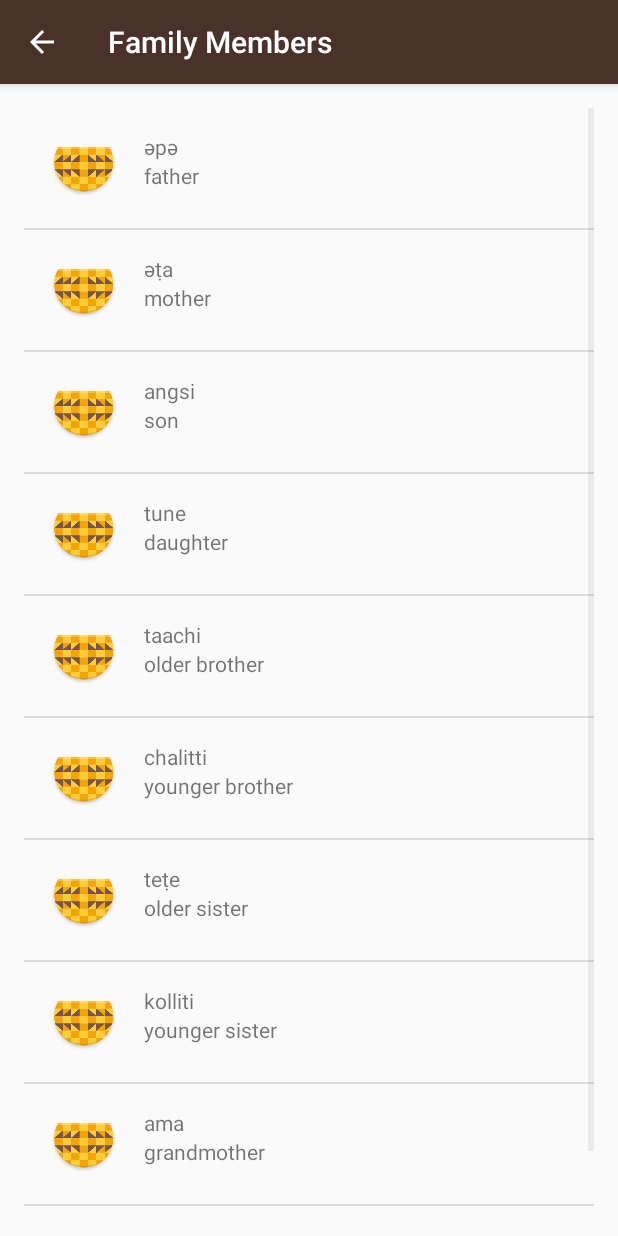
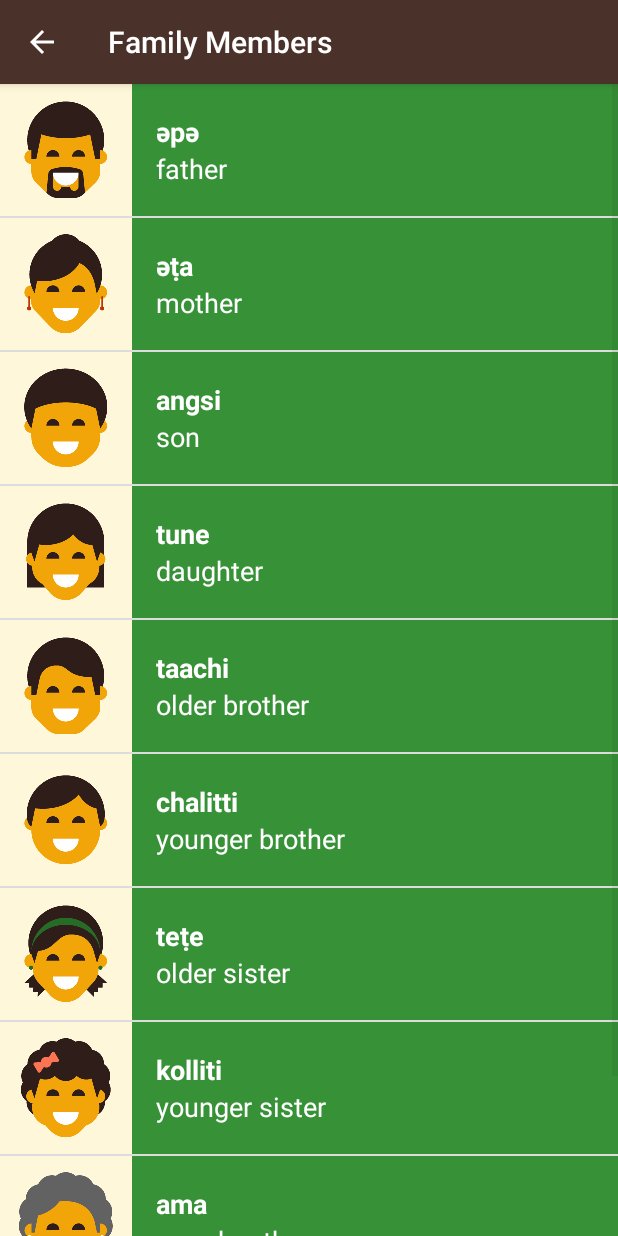
Before and after one commit to amaliaman/Miwok, an Android app: the FamilyActivity screen opened directly, with no data from a screen before it, on a phone screen of 412 x 824 dp. Run offline under Robolectric (Android 15) with nearby library versions, the phone set to English and light mode, and no system bars.

Commit message:
Finish visual polish

```diff
--- a/app/src/main/java/com/example/android/miwok/FamilyActivity.java
+++ b/app/src/main/java/com/example/android/miwok/FamilyActivity.java
@@ -14,18 +14,18 @@ public class FamilyActivity extends AppCompatActivity {
         setContentView(R.layout.word_list);
 
         ArrayList<Word> words = new ArrayList<>();
-        words.add(new Word("father", "әpә"));
-        words.add(new Word("mother", "әṭa"));
-        words.add(new Word("son", "angsi"));
-        words.add(new Word("daughter", "tune"));
-        words.add(new Word("older brother", "taachi"));
-        words.add(new Word("younger brother", "chalitti"));
-        words.add(new Word("older sister", "teṭe"));
-        words.add(new Word("younger sister", "kolliti"));
-        words.add(new Word("grandmother ", "ama"));
-        words.add(new Word("grandfather", "paapa"));
+        words.add(new Word("father", "әpә", R.drawable.family_father));
+        words.add(new Word("mother", "әṭa", R.drawable.family_mother));
+        words.add(new Word("son", "angsi", R.drawable.family_son));
+        words.add(new Word("daughter", "tune", R.drawable.family_daughter));
+        words.add(new Word("older brother", "taachi", R.drawable.family_older_brother));
+        words.add(new Word("younger brother", "chalitti", R.drawable.family_younger_brother));
+        words.add(new Word("older sister", "teṭe", R.drawable.family_older_sister));
+        words.add(new Word("younger sister", "kolliti", R.drawable.family_younger_sister));
+        words.add(new Word("grandmother ", "ama", R.drawable.family_grandmother));
+        words.add(new Word("grandfather", "paapa", R.drawable.family_grandfather));
 
-        WordAdapter itemsAdapter = new WordAdapter(this, words);
+        WordAdapter itemsAdapter = new WordAdapter(this, words, R.color.category_family);
         ListView listView = findViewById(R.id.list);
         if (listView != null) {
             listView.setAdapter(itemsAdapter);
--- a/app/src/main/java/com/example/android/miwok/PhrasesActivity.java
+++ b/app/src/main/java/com/example/android/miwok/PhrasesActivity.java
@@ -25,7 +25,7 @@ public class PhrasesActivity extends AppCompatActivity {
         words.add(new Word("Let’s go.", "yoowutis"));
         words.add(new Word("Come here.", "әnni'nem"));
 
-        WordAdapter itemsAdapter = new WordAdapter(this, words);
+        WordAdapter itemsAdapter = new WordAdapter(this, words, R.color.category_phrases);
         ListView listView = findViewById(R.id.list);
         if (listView != null) {
             listView.setAdapter(itemsAdapter);
--- a/app/src/main/java/com/example/android/miwok/Word.java
+++ b/app/src/main/java/com/example/android/miwok/Word.java
@@ -9,7 +9,9 @@ public class Word {
 
     private String mDefaultTranslation;
     private String mMiwokTranslation;
-    private int mImageResourceId;
+    private int mImageResourceId = NO_IMAGE_RESOURCE;
+
+    private static final int NO_IMAGE_RESOURCE = -1;
 
     /**
      * Constructor - Word class
@@ -20,6 +22,19 @@ public class Word {
     Word(String defaultTranslation, String miwokTranslation) {
         this.mDefaultTranslation = defaultTranslation;
         this.mMiwokTranslation = miwokTranslation;
+    }
+
+    /**
+     * Constructor with image resource ID
+     *
+     * @param defaultTranslation default translation
+     * @param miwokTranslation   Miwok translation
+     * @param imageResourceId    image resource ID
+     */
+    Word(String defaultTranslation, String miwokTranslation, int imageResourceId) {
+        this.mDefaultTranslation = defaultTranslation;
+        this.mMiwokTranslation = miwokTranslation;
+        this.mImageResourceId = imageResourceId;
     }
 
     /**
@@ -37,7 +52,7 @@ public class Word {
     }
 
     /**
-     * @return image reource ID
+     * @return image resource ID
      */
     public int getImageResourceId() {
         return mImageResourceId;
@@ -47,4 +62,11 @@ public class Word {
     public String toString() {
         return mDefaultTranslation + " - " + mMiwokTranslation;
     }
+
+    /**
+     * @return whether this word has an image or not
+     */
+    public boolean hasImage() {
+        return mImageResourceId != NO_IMAGE_RESOURCE;
+    }
 }
--- a/app/src/main/java/com/example/android/miwok/WordAdapter.java
+++ b/app/src/main/java/com/example/android/miwok/WordAdapter.java
@@ -3,10 +3,13 @@ package com.example.android.miwok;
 import android.app.Activity;
 import android.support.annotation.NonNull;
 import android.support.annotation.Nullable;
+import android.support.v4.content.ContextCompat;
 import android.view.LayoutInflater;
 import android.view.View;
 import android.view.ViewGroup;
 import android.widget.ArrayAdapter;
+import android.widget.ImageView;
+import android.widget.LinearLayout;
 import android.widget.TextView;
 
 import java.util.ArrayList;
@@ -18,8 +21,11 @@ import java.util.ArrayList;
 
 public class WordAdapter extends ArrayAdapter<Word> {
 
-    WordAdapter(@NonNull Activity context, ArrayList<Word> words) {
+    private int mCategoryColorId;
+
+    WordAdapter(@NonNull Activity context, ArrayList<Word> words, int categoryColor) {
         super(context, 0, words);
+        this.mCategoryColorId = categoryColor;
     }
 
     @NonNull
@@ -47,6 +53,21 @@ public class WordAdapter extends ArrayAdapter<Word> {
             numberTextView.setText(currentWord.getDefaultTranslation());
         }
 
+        ImageView wordImageView = listItemView.findViewById(R.id.word_image);
+        if (currentWord != null) {
+            if (currentWord.hasImage()) {
+                wordImageView.setImageResource(currentWord.getImageResourceId());
+                wordImageView.setVisibility(View.VISIBLE);
+            } else {
+                wordImageView.setVisibility(View.GONE);
+            }
+        }
+
+        // set the correct background color
+        LinearLayout wordText = listItemView.findViewById(R.id.word_text);
+        int color = ContextCompat.getColor(getContext(), mCategoryColorId);
+        wordText.setBackgroundColor(color);
+
         return listItemView;
     }
 }
--- a/app/src/main/res/layout/list_item.xml
+++ b/app/src/main/res/layout/list_item.xml
@@ -1,33 +1,40 @@
 <?xml version="1.0" encoding="utf-8"?>
 <LinearLayout xmlns:android="http://schemas.android.com/apk/res/android"
     xmlns:tools="http://schemas.android.com/tools"
-    android:layout_width="match_parent"
-    android:layout_height="match_parent"
-    android:padding="@dimen/activity_horizontal_margin">
+    android:layout_height="wrap_content"
+    style="@style/ListItem">
 
     <ImageView
         android:id="@+id/word_image"
-        android:layout_width="wrap_content"
-        android:layout_height="wrap_content"
-        android:paddingEnd="@dimen/activity_horizontal_margin"
-        android:paddingRight="@dimen/activity_horizontal_margin"
-        android:src="@mipmap/ic_launcher" />
+        style="@style/WordImage"
+        tools:src="@mipmap/ic_launcher" />
 
     <LinearLayout
-        android:layout_width="wrap_content"
-        android:layout_height="wrap_content"
-        android:orientation="vertical">
+        android:id="@+id/word_text"
+        android:layout_width="match_parent"
+        android:layout_height="match_parent"
+        android:gravity="center"
+        android:orientation="vertical"
+        android:paddingLeft="@dimen/activity_padding"
+        android:paddingStart="@dimen/activity_padding"
+        tools:ignore="RtlSymmetry"
+        tools:background="@color/category_numbers">
 
         <TextView
             android:id="@+id/miwok_text_view"
             android:layout_width="match_parent"
             android:layout_height="wrap_content"
+            android:textColor="@color/main_text"
+            android:textSize="@dimen/text_size"
+            android:textStyle="bold"
             tools:text="lutti" />
 
         <TextView
             android:id="@+id/default_text_view"
             android:layout_width="match_parent"
             android:layout_height="wrap_content"
+            android:textColor="@color/main_text"
+            android:textSize="@dimen/text_size"
             tools:text="one" />
     </LinearLayout>
 </LinearLayout>
--- a/app/src/main/res/layout/word_list.xml
+++ b/app/src/main/res/layout/word_list.xml
@@ -3,8 +3,4 @@
     android:id="@+id/list"
     android:layout_width="match_parent"
     android:layout_height="match_parent"
-    android:orientation="vertical"
-    android:paddingBottom="@dimen/activity_vertical_margin"
-    android:paddingLeft="@dimen/activity_horizontal_margin"
-    android:paddingRight="@dimen/activity_horizontal_margin"
-    android:paddingTop="@dimen/activity_vertical_margin" />
+    android:orientation="vertical" />
--- a/app/src/main/res/values/colors.xml
+++ b/app/src/main/res/values/colors.xml
@@ -34,4 +34,7 @@
 
     <!-- Background color for the phrases category -->
     <color name="category_phrases">#16AFCA</color>
+
+    <color name="main_text">#FFFFFF</color>
+
 </resources>
--- a/app/src/main/res/values/dimens.xml
+++ b/app/src/main/res/values/dimens.xml
@@ -18,4 +18,6 @@
     <!-- Default screen margins, per the Android Design guidelines. -->
     <dimen name="activity_horizontal_margin">16dp</dimen>
     <dimen name="activity_vertical_margin">16dp</dimen>
+    <dimen name="activity_padding">16dp</dimen>
+    <dimen name="text_size">18sp</dimen>
 </resources>
--- a/app/src/main/res/values/styles.xml
+++ b/app/src/main/res/values/styles.xml
@@ -25,9 +25,22 @@
         <item name="android:layout_width">match_parent</item>
         <item name="android:layout_height">@dimen/list_item_height</item>
         <item name="android:gravity">center_vertical</item>
-        <item name="android:padding">16dp</item>
-        <item name="android:textColor">@android:color/white</item>
+        <item name="android:paddingLeft">@dimen/activity_padding</item>
+        <item name="android:textColor">@color/main_text</item>
         <item name="android:textStyle">bold</item>
         <item name="android:textAppearance">?android:textAppearanceMedium</item>
     </style>
+
+    <!--Style for a single list item-->
+    <style name="ListItem">
+        <item name="android:minHeight">@dimen/list_item_height</item>
+        <item name="android:layout_width">match_parent</item>
+    </style>
+
+    <!--Style for the word image-->
+    <style name="WordImage">
+        <item name="android:layout_width">@dimen/list_item_height</item>
+        <item name="android:layout_height">match_parent</item>
+        <item name="android:background">@color/tan_background</item>
+    </style>
 </resources>
```
Also changed, not shown: app/src/main/java/com/example/android/miwok/ColorsActivity.java (+9 -9 lines), app/src/main/java/com/example/android/miwok/NumbersActivity.java (+11 -11 lines), app/src/main/res/values-w820dp/dimens.xml (deleted, +0 -20 lines).
